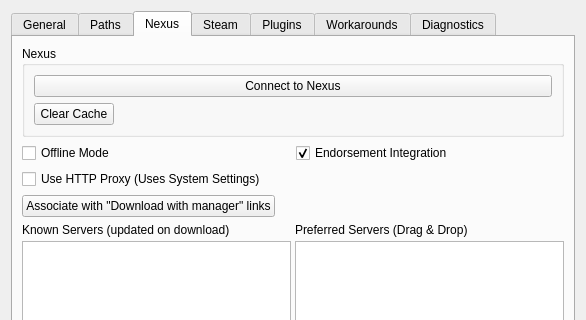
Qt form src/settingsdialog.ui (DjDarthyGamer/modorganizer-1) before a commit; both pictures show x 0 to 586 and y 0 to 320 of the 586 by 504 pixel window.
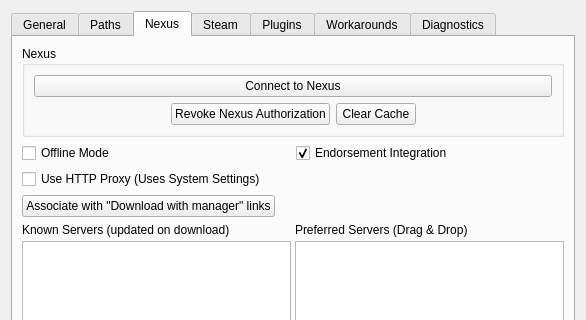
The same form after that commit. The open tabs and pages were chosen to show the change. Icons and pictures are not drawn.

Commit message: Several Nexus API-related changes * Added 30-second ping so Nexus doesn't close our connection * Set an overall 5 minute timeout before we give up listening for auth * Fixed some old signal and slot connections * Added a button to revoke the current API authorization * Updated bulk endorsement function with new API changes

The edit to the form file:
```diff
--- a/src/settingsdialog.ui
+++ b/src/settingsdialog.ui
@@ -481,6 +481,33 @@
           </item>
           <item>
            <layout class="QHBoxLayout" name="horizontalLayout_11">
+            <item>
+             <spacer name="horizontalSpacer_7">
+              <property name="orientation">
+               <enum>Qt::Horizontal</enum>
+              </property>
+              <property name="sizeHint" stdset="0">
+               <size>
+                <width>40</width>
+                <height>20</height>
+               </size>
+              </property>
+             </spacer>
+            </item>
+            <item>
+             <widget class="QPushButton" name="revokeNexusAuthButton">
+              <property name="toolTip">
+               <string>Clear the stored Nexus API key and force reauthorization.</string>
+              </property>
+              <property name="text">
+               <string>Revoke Nexus Authorization</string>
+              </property>
+              <property name="icon">
+               <iconset resource="resources.qrc">
+                <normaloff>:/MO/gui/edit_clear</normaloff>:/MO/gui/edit_clear</iconset>
+              </property>
+             </widget>
+            </item>
             <item>
              <widget class="QPushButton" name="clearCacheButton">
               <property name="toolTip">
```
Left out of the diff: 2 changed lines with no effect on the pictures. The commit also changes 10 other files.
